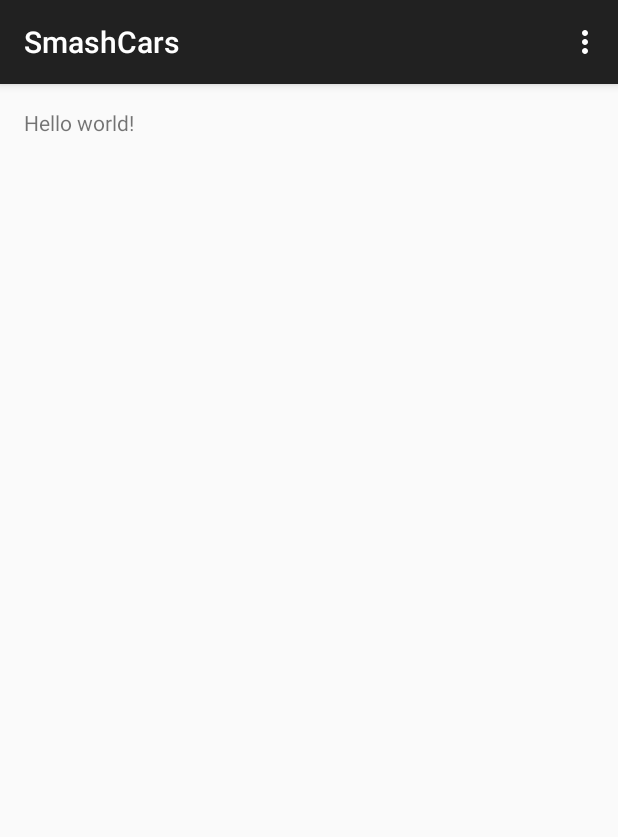
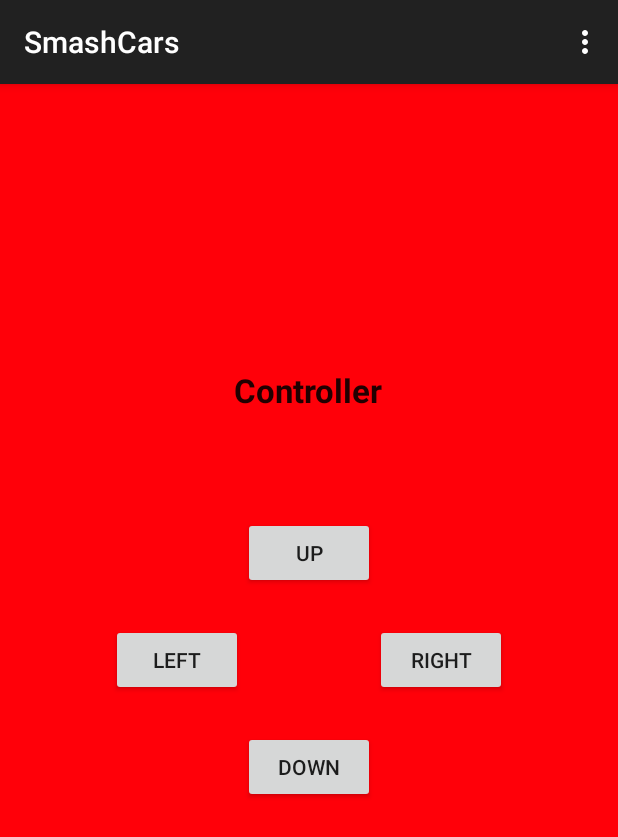
Before and after one commit to Jooster2/SmashCars, an Android app: the screen it shows after launch (MainActivity), on a phone screen of 412 x 824 dp. Shown: the top 837 px of the screen. Run offline under Robolectric (Android 15) with nearby library versions, the light colour scheme and no system bars.

Commit message:
Working controller which reacts to buttons being pressed down and then releases
im that good

```diff
--- /dev/null
+++ b/controller/app/src/main/java/com/smashcars/MainFragment.java
@@ -0,0 +1,196 @@
+package com.smashcars;
+
+import android.app.Fragment;
+import android.os.Bundle;
+import android.support.annotation.Nullable;
+import android.view.LayoutInflater;
+import android.view.View;
+import android.view.ViewGroup;
+import android.widget.Button;
+import android.view.MotionEvent;
+import android.os.Handler;
+import android.widget.Toast;
+import android.content.Context;
+
+/**
+ * Created by Jeppe on 2016-01-21.
+ */
+public class MainFragment extends Fragment
+{
+    @Nullable
+    @Override
+    public View onCreateView(LayoutInflater inflater, ViewGroup container, Bundle savedInstanceState)
+    {
+        View view = inflater.inflate(R.layout.fragment_main, container, false);
+
+        Button button = (Button) view.findViewById(R.id.button);
+        button.setOnTouchListener(new View.OnTouchListener()
+        {
+
+            Context context = getActivity();
+            CharSequence text = "GO FORWARD!";
+            int duration = Toast.LENGTH_SHORT;
+
+            Toast toast = Toast.makeText(context, text, duration);
+
+
+            private Handler mHandler;
+
+            @Override
+            public boolean onTouch(View v, MotionEvent event)
+            {
+                switch (event.getAction())
+                {
+                    case MotionEvent.ACTION_DOWN:
+                        if (mHandler != null) return true;
+                        mHandler = new Handler();
+                        mHandler.postDelayed(mAction, 0);
+                        break;
+                    case MotionEvent.ACTION_UP:
+                        if (mHandler == null) return true;
+                        mHandler.removeCallbacks(mAction);
+                        mHandler = null;
+                        break;
+                }
+                return false;
+            }
+
+            Runnable mAction = new Runnable()
+            {
+                @Override
+               public void run()
+                {
+                    toast.show();
+                    mHandler.postDelayed(this, 0);
+                }
+            };
+        });
+
+        Button buttonLeft = (Button) view.findViewById(R.id.button2);
+        buttonLeft.setOnTouchListener(new View.OnTouchListener()
+        {
+
+            Context context = getActivity();
+            CharSequence text = "GO LEFT!";
+            int duration = Toast.LENGTH_SHORT;
+
+            Toast toast = Toast.makeText(context, text, duration);
+
+            private Handler mHandler;
+
+            @Override
+            public boolean onTouch(View v, MotionEvent event)
+            {
+                switch (event.getAction())
+                {
+                    case MotionEvent.ACTION_DOWN:
+                        if (mHandler != null) return true;
+                        mHandler = new Handler();
+                        mHandler.postDelayed(mAction, 0);
+                        break;
+                    case MotionEvent.ACTION_UP:
+                        if (mHandler == null) return true;
+                        mHandler.removeCallbacks(mAction);
+                        mHandler = null;
+                        break;
+                }
+                return false;
+            }
+
+            Runnable mAction = new Runnable()
+            {
+                @Override
+                public void run()
+                {
+                    toast.show();
+                    mHandler.postDelayed(this, 0);
+                }
+            };
+        });
+
+        Button buttonRight = (Button) view.findViewById(R.id.button3);
+        buttonRight.setOnTouchListener(new View.OnTouchListener()
+        {
+
+            Context context = getActivity();
+            CharSequence text = "GO RIGHT!";
+            int duration = Toast.LENGTH_SHORT;
+
+            Toast toast = Toast.makeText(context, text, duration);
+
+            private Handler mHandler;
+
+            @Override
+            public boolean onTouch(View v, MotionEvent event)
+            {
+                switch (event.getAction())
+                {
+                    case MotionEvent.ACTION_DOWN:
+                        if (mHandler != null) return true;
+                        mHandler = new Handler();
+                        mHandler.postDelayed(mAction, 0);
+                        break;
+                    case MotionEvent.ACTION_UP:
+                        if (mHandler == null) return true;
+                        mHandler.removeCallbacks(mAction);
+                        mHandler = null;
+                        break;
+                }
+                return false;
+            }
+
+            Runnable mAction = new Runnable()
+            {
+                @Override
+                public void run()
+                {
+                    toast.show();
+                    mHandler.postDelayed(this, 0);
+                }
+            };
+        });
+
+        Button buttonBack = (Button) view.findViewById(R.id.button4);
+        buttonBack.setOnTouchListener(new View.OnTouchListener()
+        {
+
+            Context context = getActivity();
+            CharSequence text = "GO BACK!";
+            int duration = Toast.LENGTH_SHORT;
+
+            Toast toast = Toast.makeText(context, text, duration);
+
+            private Handler mHandler;
+
+            @Override
+            public boolean onTouch(View v, MotionEvent event)
+            {
+                switch (event.getAction())
+                {
+                    case MotionEvent.ACTION_DOWN:
+                        if (mHandler != null) return true;
+                        mHandler = new Handler();
+                        mHandler.postDelayed(mAction, 0);
+                        break;
+                    case MotionEvent.ACTION_UP:
+                        if (mHandler == null) return true;
+                        mHandler.removeCallbacks(mAction);
+                        mHandler = null;
+                        break;
+                }
+                return false;
+            }
+
+            Runnable mAction = new Runnable()
+            {
+                @Override
+                public void run()
+                {
+                    toast.show();
+                    mHandler.postDelayed(this, 0);
+                }
+            };
+        });
+        return view;
+    }
+}
--- a/controller/app/src/main/res/layout/activity_main.xml
+++ b/controller/app/src/main/res/layout/activity_main.xml
@@ -2,15 +2,13 @@
                 xmlns:tools="http://schemas.android.com/tools"
                 android:layout_width="match_parent"
                 android:layout_height="match_parent"
-                android:paddingLeft="@dimen/activity_horizontal_margin"
-                android:paddingRight="@dimen/activity_horizontal_margin"
-                android:paddingTop="@dimen/activity_vertical_margin"
-                android:paddingBottom="@dimen/activity_vertical_margin"
                 tools:context=".MainActivity">
 
-    <TextView
-        android:text="@string/hello_world"
-        android:layout_width="wrap_content"
-        android:layout_height="wrap_content"/>
-
+    <fragment
+        android:layout_width="match_parent"
+        android:layout_height="match_parent"
+        android:name="com.smashcars.MainFragment"
+        android:id="@+id/fragment"
+        android:layout_centerVertical="true"
+        android:layout_centerHorizontal="true"/>
 </RelativeLayout>
--- /dev/null
+++ b/controller/app/src/main/res/layout/fragment_main.xml
@@ -0,0 +1,53 @@
+<?xml version="1.0" encoding="utf-8"?>
+<RelativeLayout xmlns:android="http://schemas.android.com/apk/res/android"
+              android:orientation="vertical"
+              android:layout_width="match_parent"
+              android:layout_height="match_parent"
+              android:background="#ff0009">
+
+    <TextView
+        android:layout_width="wrap_content"
+        android:layout_height="wrap_content"
+        android:textAppearance="?android:attr/textAppearanceLarge"
+        android:text="Controller"
+        android:id="@+id/textView"
+        android:textStyle="bold"
+        android:layout_above="@+id/button"
+        android:layout_centerHorizontal="true"
+        android:layout_marginBottom="70dp"/>
+
+    <Button
+        android:layout_width="wrap_content"
+        android:layout_height="wrap_content"
+        android:text="UP"
+        android:id="@+id/button"
+        android:layout_marginBottom="23dp"
+        android:layout_above="@+id/button3"
+        android:layout_centerHorizontal="true"/>
+
+    <Button
+        android:layout_width="wrap_content"
+        android:layout_height="wrap_content"
+        android:text="LEFT"
+        android:id="@+id/button2"
+        android:layout_centerVertical="true"
+        android:layout_toStartOf="@+id/button4"/>
+
+    <Button
+        android:layout_width="wrap_content"
+        android:layout_height="wrap_content"
+        android:text="RIGHT"
+        android:id="@+id/button3"
+        android:layout_alignTop="@+id/button2"
+        android:layout_toEndOf="@+id/button4"/>
+
+    <Button
+        android:layout_width="wrap_content"
+        android:layout_height="wrap_content"
+        android:text="DOWN"
+        android:id="@+id/button4"
+        android:layout_below="@+id/button3"
+        android:layout_alignStart="@+id/button"
+        android:layout_marginTop="23dp"/>
+
+</RelativeLayout>
```
